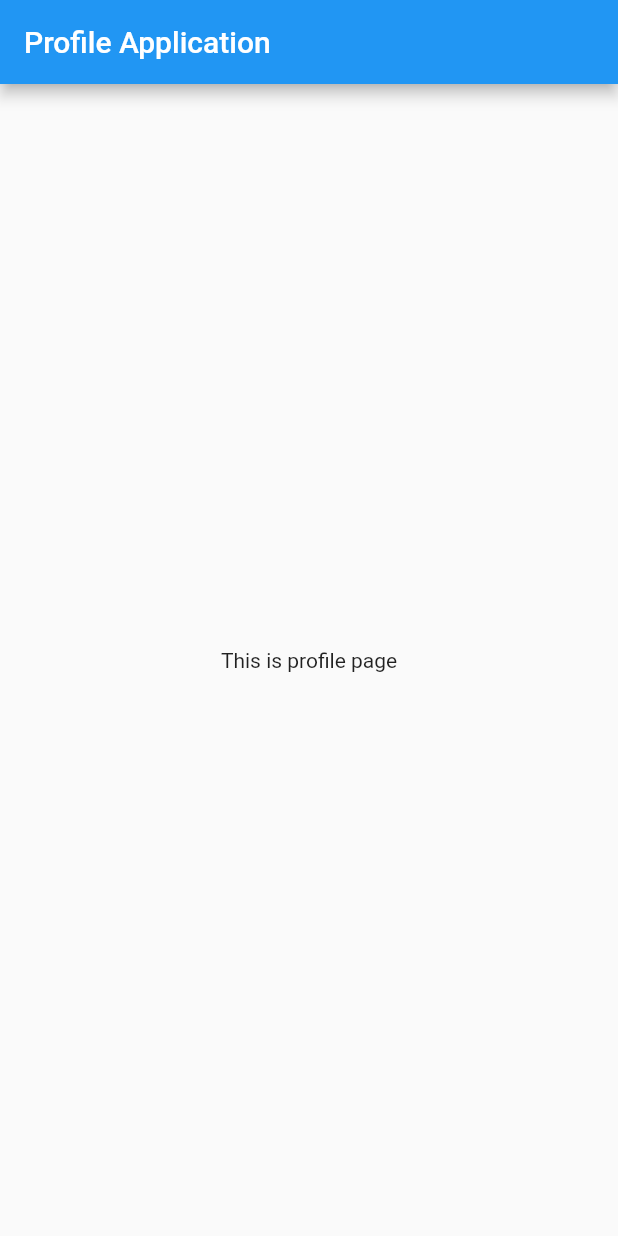
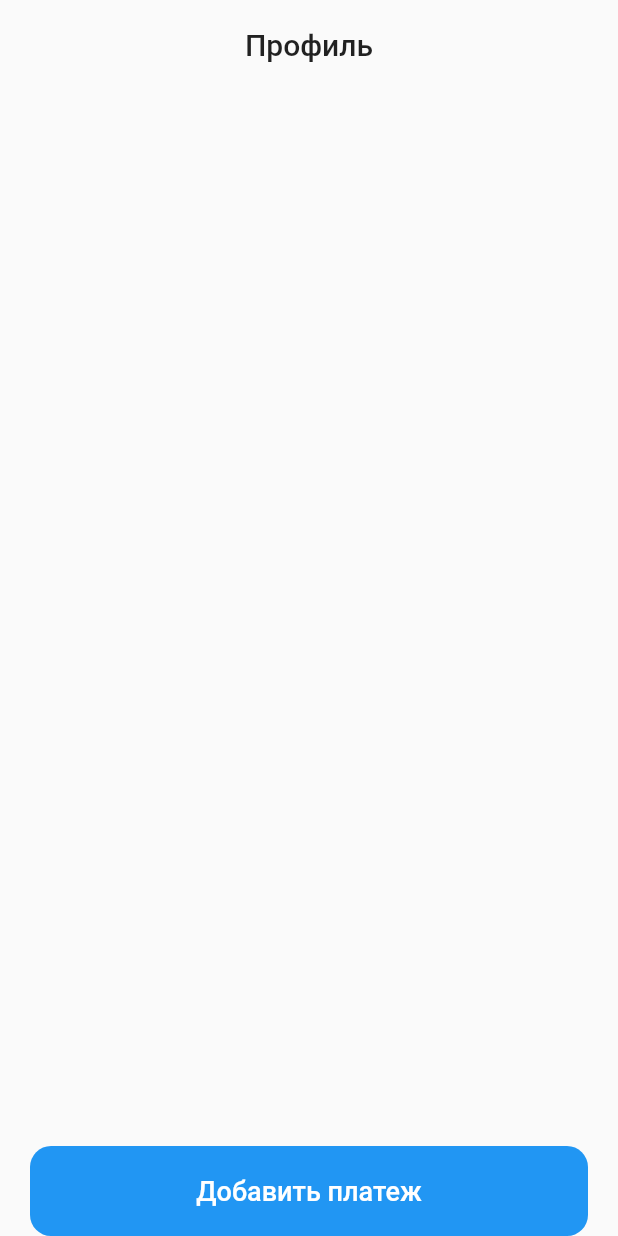
Before and after one commit to Crepiks/psb-profile, a Flutter app: the screen it shows after launch, on a phone screen of 412 x 824 dp. Run offline on Flutter 3.47's test engine with Material 2 defaults, Android fonts, the phone set to English and light mode, and no system bars; missing offline and left inert: micro_mobile.

Commit message:
feat: implement structure of profile screen

```diff
--- a/lib/app.dart
+++ b/lib/app.dart
@@ -1,13 +1,55 @@
 import 'package:flutter/material.dart';
+import "package:micro_mobile/micro_mobile.dart";
 
-class ProfileScreen extends StatelessWidget {
-  const ProfileScreen({Key? key}) : super(key: key);
+class ProfileScreen extends StatefulWidget {
+  late final Store store;
 
+  ProfileScreen({store}) {
+    this.store = store;
+  }
+
+  @override
+  _ProfileScreenState createState() => _ProfileScreenState();
+}
+
+class _ProfileScreenState extends State<ProfileScreen> {
   @override
   Widget build(BuildContext context) {
     return Container(
-      child: Center(
-        child: Text("This is profile page"),
+      child: Column(
+        mainAxisAlignment: MainAxisAlignment.spaceBetween,
+        children: [
+          Container(
+            height: 60,
+            alignment: Alignment.center,
+            child: Text(
+              "Профиль",
+              style: TextStyle(fontSize: 20, fontWeight: FontWeight.w500),
+            ),
+          ),
+          Padding(
+            padding: EdgeInsets.only(right: 20, left: 20),
+            child: SizedBox(
+              height: 60,
+              width: double.infinity,
+              child: ElevatedButton(
+                  style: ButtonStyle(
+                      shape: MaterialStateProperty.all<RoundedRectangleBorder>(
+                          RoundedRectangleBorder(
+                        borderRadius: BorderRadius.circular(14.0),
+                      )),
+                      elevation: MaterialStateProperty.all<double>(0)),
+                  child: Text(
+                    "Добавить платеж",
+                    style: TextStyle(fontSize: 18),
+                  ),
+                  onPressed: () {
+                    widget.store.emit('onClick', "Hello");
+                    print("Button is pressed");
+                  }),
+            ),
+          )
+        ],
       ),
     );
   }
--- a/lib/main.dart
+++ b/lib/main.dart
@@ -1,23 +1,27 @@
 import 'package:flutter/material.dart';
+import "package:micro_mobile/micro_mobile.dart";
 import 'package:profile/app.dart';
 
 void main() {
-  runApp(MyApp());
+  runApp(App());
 }
 
-class MyApp extends StatelessWidget {
+class App extends StatelessWidget {
+  final Store store = Store();
+
   @override
   Widget build(BuildContext context) {
     return MaterialApp(
-      title: 'Flutter Demo',
+      title: "Profile App",
       theme: ThemeData(
         primarySwatch: Colors.blue,
       ),
       home: Scaffold(
-          appBar: AppBar(
-            title: Text("Profile Application"),
-          ),
-          body: ProfileScreen()),
+          body: SafeArea(
+        child: ProfileScreen(
+          store: store,
+        ),
+      )),
     );
   }
 }
--- a/pubspec.yaml
+++ b/pubspec.yaml
@@ -23,6 +23,9 @@ environment:
 dependencies:
   flutter:
     sdk: flutter
+
+  micro_mobile:
+    path: '../micro_mobile'
 
   # The following adds the Cupertino Icons font to your application.
   # Use with the CupertinoIcons class for iOS style icons.
```
Also changed, not shown: pubspec.lock, 1 other file.
